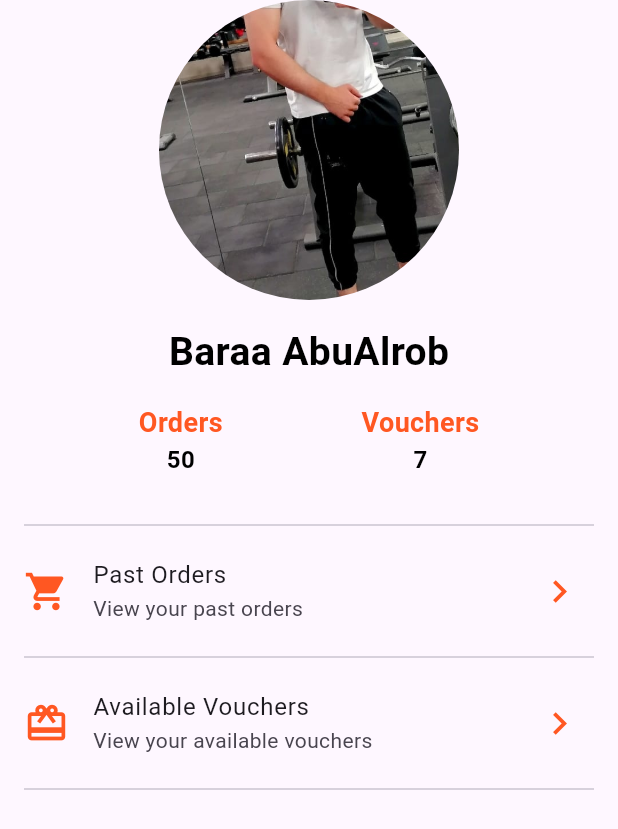
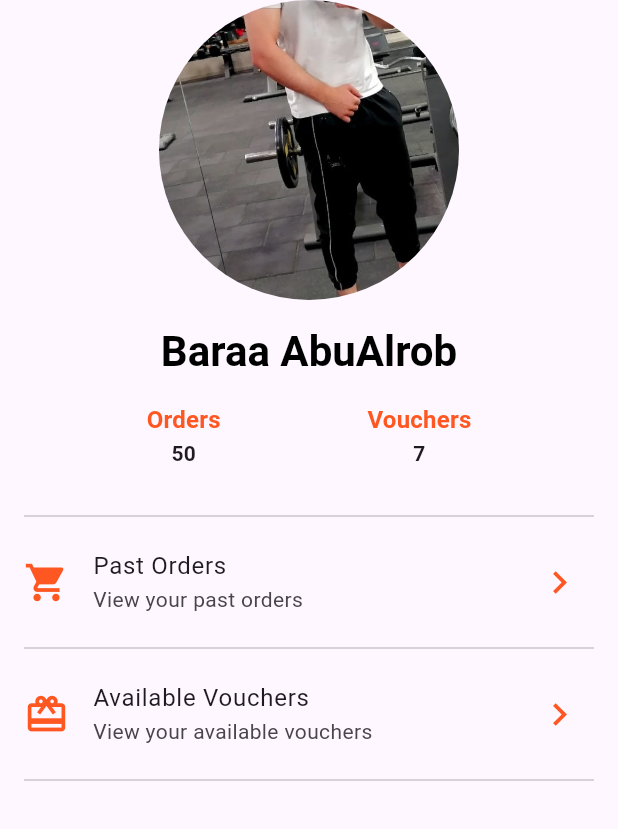
Before and after one commit to BaraaAbuAlrob/Food-Delivery, a Flutter app: the AccountPage widget shown alone on an empty page, opened directly, on a phone screen of 412 x 824 dp. Shown: the top 829 px of the screen. Run offline on Flutter 3.47's test engine with Material 3 defaults, Android fonts, the phone set to English and light mode, and no system bars; network calls fail; Roboto replaces fonts that are missing (Times New Roman).

Commit message:
Use Styling, Theming, Fonts, & Material3.

```diff
--- a/lib/pages/account_page.dart
+++ b/lib/pages/account_page.dart
@@ -3,50 +3,48 @@ import 'package:flutter/material.dart';
 class AccountPage extends StatelessWidget {
   const AccountPage({super.key});
 
-  Widget ordersAndVouchersDesign({required String text, required int num}) =>
+  Widget ordersAndVouchersDesign({
+    required BuildContext context,
+    required String text,
+    required int num,
+  }) =>
       Column(
         children: [
           Text(
             text,
-            style: const TextStyle(
-              color: Colors.deepOrange,
-              fontSize: 18.0,
-              fontFamily: 'Times New Roman',
-              fontWeight: FontWeight.w600,
-            ),
+            style: Theme.of(context).textTheme.titleMedium!.copyWith(
+                  fontWeight: FontWeight.bold,
+                  color: Theme.of(context).primaryColor,
+                ),
           ),
           Text(
             num.toString(),
-            style: const TextStyle(
-              color: Colors.black,
-              fontSize: 16.0,
-              fontFamily: 'Times New Roman',
-              fontWeight: FontWeight.w600,
-            ),
+            style: Theme.of(context).textTheme.titleSmall!.copyWith(
+                  fontWeight: FontWeight.bold,
+                ),
           ),
         ],
       );
 
-  Widget itemsListTile(
-          {required String title, required IconData icon, String? subTitle}) =>
+  Widget itemsListTile({
+    required BuildContext context,
+    required String title,
+    required IconData icon,
+    String? subTitle,
+  }) =>
       ListTile(
         leading: Icon(
           icon,
           size: 30.0,
-          color: Colors.deepOrange,
         ),
         title: Text(
           title,
-          style: const TextStyle(
-            fontFamily: 'Times New Roman',
-          ),
         ),
         subtitle: subTitle != null ? Text(subTitle) : null,
         onTap: () => debugPrint('$title tapped!'),
         trailing: const Icon(
           Icons.chevron_right,
           size: 30.0,
-          color: Colors.deepOrange,
         ),
       );
 
@@ -66,46 +64,39 @@ class AccountPage extends StatelessWidget {
             ),
           ),
           const SizedBox(height: 16.0),
-          const Text(
+          Text(
             'Baraa AbuAlrob',
-            style: TextStyle(
-              color: Colors.black,
-              fontSize: 26.0,
-              fontFamily: 'Times New Roman',
-              fontWeight: FontWeight.bold,
-            ),
+            style: Theme.of(context).textTheme.headlineMedium!.copyWith(
+                  color: Colors.black,
+                  fontWeight: FontWeight.bold,
+                ),
           ),
           const SizedBox(height: 16.0),
           Row(
             mainAxisAlignment: MainAxisAlignment.spaceEvenly,
             children: [
-              ordersAndVouchersDesign(text: 'Orders', num: 50),
-              ordersAndVouchersDesign(text: 'Vouchers', num: 7),
+              ordersAndVouchersDesign(
+                  context: context, text: 'Orders', num: 50),
+              ordersAndVouchersDesign(
+                  context: context, text: 'Vouchers', num: 7),
             ],
           ),
           const SizedBox(height: 24.0),
-          const Divider(
-            indent: 16.0,
-            endIndent: 16.0,
-          ),
+          const Divider(),
           itemsListTile(
+            context: context,
             title: 'Past Orders',
             icon: Icons.shopping_cart,
             subTitle: 'View your past orders',
           ),
-          const Divider(
-            indent: 16.0,
-            endIndent: 16.0,
-          ),
+          const Divider(),
           itemsListTile(
+            context: context,
             title: 'Available Vouchers',
             icon: Icons.card_giftcard,
             subTitle: 'View your available vouchers',
           ),
-          const Divider(
-            indent: 16.0,
-            endIndent: 16.0,
-          ),
+          const Divider(),
         ],
       ),
     );
--- a/lib/pages/home_page.dart
+++ b/lib/pages/home_page.dart
@@ -14,6 +14,7 @@ class HomePage extends StatelessWidget {
           child: Column(
             crossAxisAlignment: CrossAxisAlignment.start,
             children: [
+              const SizedBox(height: 16.0),
               ClipRRect(
                 borderRadius: BorderRadius.circular(24.0),
                 child: Image(
@@ -32,8 +33,9 @@ class HomePage extends StatelessWidget {
                 physics: const NeverScrollableScrollPhysics(),
                 gridDelegate: const SliverGridDelegateWithFixedCrossAxisCount(
                   crossAxisCount: 2,
-                  crossAxisSpacing: 8.0,
-                  mainAxisSpacing: 8.0,
+                  crossAxisSpacing: 10.0,
+                  mainAxisSpacing: 15.0,
+                  childAspectRatio: 0.8,
                 ),
                 itemBuilder: (context, index) =>
                     FoodGridItem(foodIndex: index),
```
Also changed, not shown: lib/main.dart (+16 -1 lines), lib/pages/bottom_navbar.dart (+14 -16 lines), lib/pages/favorite_page.dart (+32 -26 lines), lib/widgets/food_grid_item.dart (+17 -16 lines), pubspec.yaml (+9 -6 lines).
